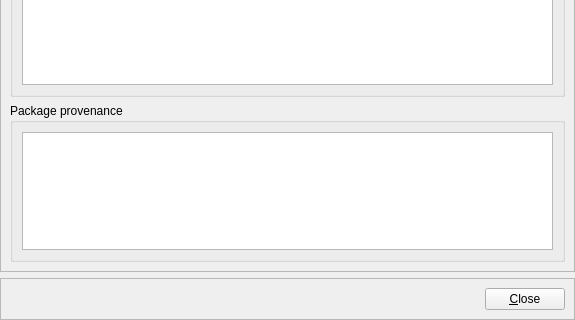
Above: src/mapclient/view/dialogs/about/qt/provenancedialog.ui from MusculoskeletalAtlasProject/mapclient before the change; both pictures show x 0 to 575 and y 236 to 556 of the 575 by 556 pixel window. Below: the same form after it.
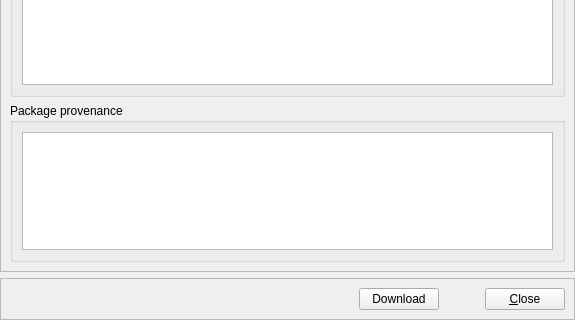
That is the form after the change.

Commit message: Add download provenance button to about dialog.

```diff
--- a/src/mapclient/view/dialogs/about/qt/provenancedialog.ui
+++ b/src/mapclient/view/dialogs/about/qt/provenancedialog.ui
@@ -104,7 +104,30 @@
        </spacer>
       </item>
       <item>
-       <widget class="QPushButton" name="btn_Close">
+       <widget class="QPushButton" name="pushButtonDownload">
+        <property name="text">
+         <string>Download</string>
+        </property>
+       </widget>
+      </item>
+      <item>
+       <spacer name="horizontalSpacer_2">
+        <property name="orientation">
+         <enum>Qt::Orientation::Horizontal</enum>
+        </property>
+        <property name="sizeType">
+         <enum>QSizePolicy::Policy::Maximum</enum>
+        </property>
+        <property name="sizeHint" stdset="0">
+         <size>
+          <width>40</width>
+          <height>20</height>
+         </size>
+        </property>
+       </spacer>
+      </item>
+      <item>
+       <widget class="QPushButton" name="pushButtonClose">
         <property name="text">
          <string>&amp;Close</string>
         </property>
```
Left out of the diff: 14 changed lines with no effect on the pictures. The commit also changes 2 other files.
